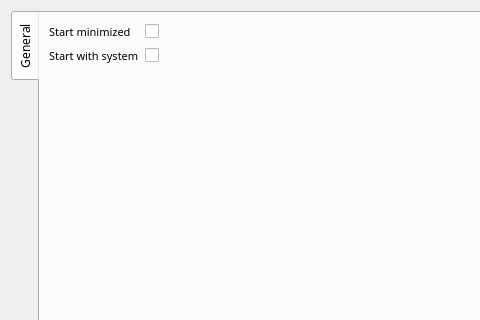
This is gui/settings_dialog.ui in IceflowRE/mp3monitoring as Qt 5 draws it before an edit; both pictures show x 0 to 480 and y 0 to 320 of the 711 by 497 pixel window. The edited form follows.
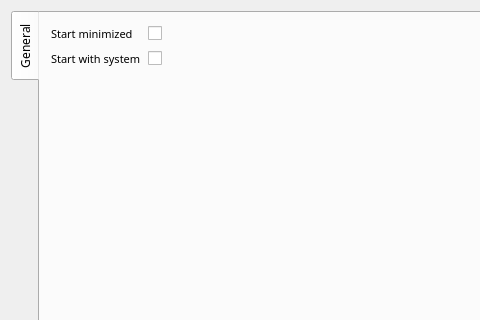
This is the edited form. Custom widgets are drawn as their Qt base class.

Diff of the .ui file:
```diff
--- a/gui/settings_dialog.ui
+++ b/gui/settings_dialog.ui
@@ -54,6 +54,21 @@
        <string>General</string>
       </attribute>
       <layout class="QGridLayout" name="gridLayout4">
+       <property name="leftMargin">
+        <number>11</number>
+       </property>
+       <property name="topMargin">
+        <number>11</number>
+       </property>
+       <property name="rightMargin">
+        <number>11</number>
+       </property>
+       <property name="bottomMargin">
+        <number>11</number>
+       </property>
+       <property name="spacing">
+        <number>7</number>
+       </property>
        <item row="0" column="1">
         <widget class="QCheckBox" name="start_minimized">
          <property name="text">
@@ -114,6 +129,14 @@
    </item>
   </layout>
  </widget>
+ <customwidgets>
+  <customwidget>
+   <class>VerticalTabWidget</class>
+   <extends>QTabWidget</extends>
+   <header>mp3monitoring.gui.vertical_tab_bar</header>
+   <container>1</container>
+  </customwidget>
+ </customwidgets>
  <resources/>
  <connections/>
 </ui>
```
Left out of the diff: 2 changed lines with no effect on the pictures.
